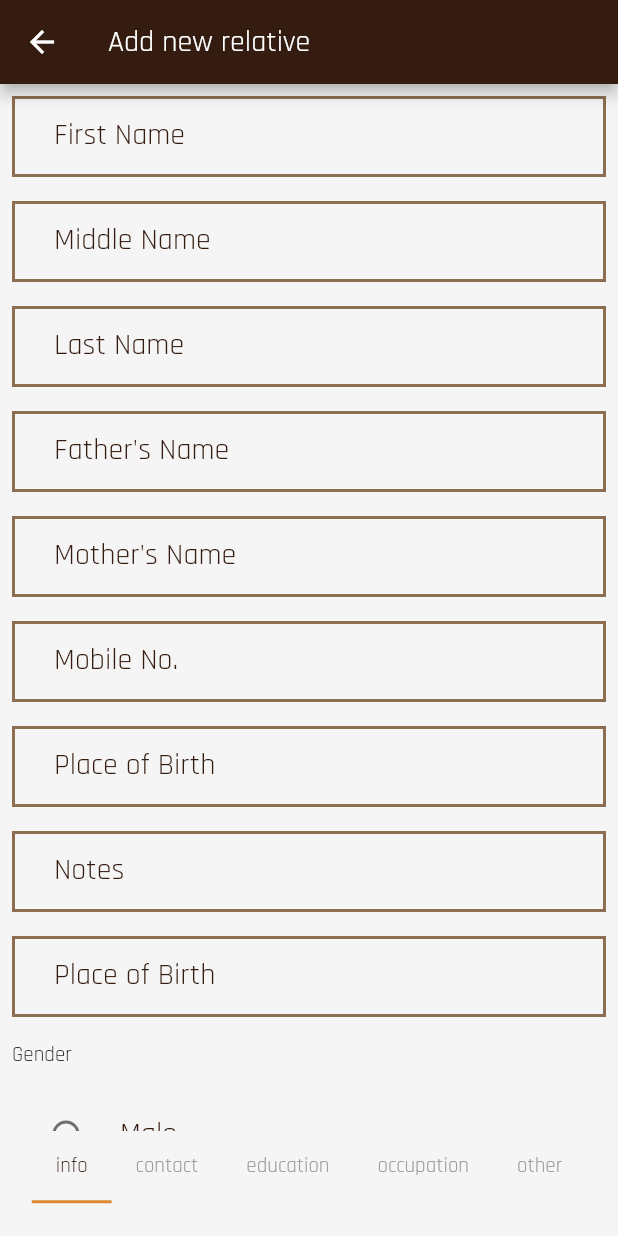
After one commit to Blaze10/Ashvatth, a Flutter app: the UserInfoFormPage screen opened directly, on a phone screen of 412 x 824 dp. The commit adds this screen. Run offline on Flutter 3.47's test engine with Material 2 defaults, Android fonts, the light colour scheme and no system bars; our stand-ins replace image_picker; missing offline and left inert: autocomplete_textfield.

Commit message:
UserInfoForm Created

```diff
--- /dev/null
+++ b/lib/screens/user_info.dart
@@ -0,0 +1,428 @@
+import 'package:Ashvatth/widgets/input_form_field.dart';
+import 'package:flutter/material.dart';
+
+class UserInfoFormPage extends StatefulWidget {
+  static const routeName = 'userInfoFormPage';
+
+  @override
+  _UserInfoFormPageState createState() => _UserInfoFormPageState();
+}
+
+class _UserInfoFormPageState extends State<UserInfoFormPage>
+    with TickerProviderStateMixin {
+  List<String> tabs = [
+    "info",
+    "contact",
+    "education",
+    "occupation",
+    "other",
+  ];
+  TabController tabController;
+  @override
+  Widget build(BuildContext context) {
+    tabController = TabController(length: tabs.length, vsync: this);
+
+    return Scaffold(
+      appBar: AppBar(
+        title: Text('Add new relative'),
+      ),
+      body: SafeArea(
+        child: Column(
+          children: [
+            Flexible(
+              flex: 10,
+              child: TabBarView(
+                physics: NeverScrollableScrollPhysics(),
+                children: [
+                  infoForm(),
+                  contactForm(),
+                  educationForm(),
+                  occupationForm(),
+                  otherDetailsForm(),
+                ],
+                controller: tabController,
+              ),
+            ),
+            Flexible(
+              flex: 1,
+              child: TabBar(
+                isScrollable: true,
+                controller: tabController,
+                labelColor: Theme.of(context).primaryColor,
+                unselectedLabelColor: Colors.grey,
+                tabs: tabs
+                    .map((name) => new Tab(
+                          child: Text(name),
+                        ))
+                    .toList(),
+              ),
+            ),
+          ],
+        ),
+      ),
+    );
+  }
+
+  Widget infoForm() {
+    return SingleChildScrollView(
+      child: Column(
+        crossAxisAlignment: CrossAxisAlignment.start,
+        children: [
+          Padding(
+            padding: const EdgeInsets.all(8.0),
+            child: InputFormField(
+              labelText: 'First Name',
+            ),
+          ),
+          Padding(
+            padding: const EdgeInsets.all(8.0),
+            child: InputFormField(
+              labelText: 'Middle Name',
+            ),
+          ),
+          Padding(
+            padding: const EdgeInsets.all(8.0),
+            child: InputFormField(
+              labelText: 'Last Name',
+            ),
+          ),
+          Padding(
+            padding: const EdgeInsets.all(8.0),
+            child: InputFormField(
+              labelText: 'Father\'s Name',
+            ),
+          ),
+          Padding(
+            padding: const EdgeInsets.all(8.0),
+            child: InputFormField(
+              labelText: 'Mother\'s Name',
+            ),
+          ),
+          Padding(
+            padding: const EdgeInsets.all(8.0),
+            child: InputFormField(
+              labelText: 'Mobile No.',
+            ),
+          ),
+          Padding(
+            padding: const EdgeInsets.all(8.0),
+            child: InputFormField(
+              labelText: 'Place of Birth',
+            ),
+          ),
+          Padding(
+            padding: const EdgeInsets.all(8.0),
+            child: InputFormField(
+              labelText: 'Notes',
+            ),
+          ),
+          Padding(
+            padding: const EdgeInsets.all(8.0),
+            child: InputFormField(
+              labelText: 'Place of Birth',
+            ),
+          ),
+          Padding(padding: const EdgeInsets.all(8.0), child: Text('Gender')),
+          Padding(
+              padding: const EdgeInsets.all(8.0),
+              child: ListView(
+                shrinkWrap: true,
+                children: [
+                  RadioListTile(
+                    groupValue: gender,
+                    onChanged: (_) {
+                      setState(() {
+                        gender = _;
+                      });
+                    },
+                    title: Text("Male"),
+                    value: Gender.male,
+                  ),
+                  RadioListTile(
+                    groupValue: gender,
+                    onChanged: (_) {
+                      setState(() {
+                        gender = _;
+                      });
+                    },
+                    title: Text("Female"),
+                    value: Gender.female,
+                  ),
+                  RadioListTile(
+                    groupValue: gender,
+                    onChanged: (_) {
+                      setState(() {
+                        gender = _;
+                      });
+                    },
+                    title: Text("Other"),
+                    value: Gender.other,
+                  )
+                ],
+              )),
+          Center(
+            child: Container(
+              child: FlatButton(
+                color: Color(0xFFF0CC8D),
+                child: Text(
+                  'Next',
+                  style: Theme.of(context)
+                      .textTheme
+                      .bodyText1
+                      .copyWith(fontSize: 18),
+                ),
+                onPressed: () {
+                  tabController.animateTo(tabController.index + 1);
+                },
+                shape: RoundedRectangleBorder(
+                    borderRadius: BorderRadius.circular(2)),
+              ),
+              width: MediaQuery.of(context).size.width * .8,
+            ),
+          )
+        ],
+      ),
+    );
+  }
+
+  Widget contactForm() {
+    return SingleChildScrollView(
+      child: Column(
+        crossAxisAlignment: CrossAxisAlignment.start,
+        children: [
+          Padding(
+            padding: const EdgeInsets.all(8.0),
+            child: InputFormField(
+              labelText: 'Permanant Address',
+            ),
+          ),
+          Padding(
+            padding: const EdgeInsets.all(8.0),
+            child: InputFormField(
+              labelText: 'Current Address',
+            ),
+          ),
+          Padding(
+            padding: const EdgeInsets.all(8.0),
+            child: InputFormField(
+              labelText: 'Phone Number',
+            ),
+          ),
+          Padding(
+            padding: const EdgeInsets.all(8.0),
+            child: InputFormField(
+              labelText: 'Mobile Number',
+            ),
+          ),
+          Padding(
+            padding: const EdgeInsets.all(8.0),
+            child: InputFormField(
+              labelText: 'Personal Email ID',
+            ),
+          ),
+          Padding(
+              padding: const EdgeInsets.all(8.0),
+              child: Container(
+                  alignment: Alignment.centerRight,
+                  child: Row(
+                    mainAxisAlignment: MainAxisAlignment.end,
+                    children: [
+                      FlatButton(
+                        child: Text('Linked IN'),
+                        onPressed: () {},
+                      ),
+                      FlatButton(
+                        child: Text('Facebook'),
+                        onPressed: () {},
+                      )
+                    ],
+                  ))),
+          Center(
+            child: Container(
+              child: FlatButton(
+                color: Color(0xFFF0CC8D),
+                child: Text(
+                  'Next',
+                  style: Theme.of(context)
+                      .textTheme
+                      .bodyText1
+                      .copyWith(fontSize: 18),
+                ),
+                onPressed: () {
+                  tabController.animateTo(tabController.index + 1);
+                },
+                shape: RoundedRectangleBorder(
+                    borderRadius: BorderRadius.circular(2)),
+              ),
+              width: MediaQuery.of(context).size.width * 0.9,
+            ),
+          )
+        ],
+      ),
+    );
+  }
+
+  Widget educationForm() {
+    return SingleChildScrollView(
+      child: Column(
+        crossAxisAlignment: CrossAxisAlignment.start,
+        children: [
+          Padding(
+            padding: const EdgeInsets.all(8.0),
+            child: InputFormField(
+              labelText: 'Qualification',
+            ),
+          ),
+          Padding(
+            padding: const EdgeInsets.all(8.0),
+            child: InputFormField(
+              labelText: 'University',
+            ),
+          ),
+          Padding(
+            padding: const EdgeInsets.all(8.0),
+            child: InputFormField(
+              labelText: 'School',
+            ),
+          ),
+          Padding(
+            padding: const EdgeInsets.all(8.0),
+            child: InputFormField(
+              labelText: 'Grant',
+            ),
+          ),
+          Center(
+            child: Container(
+              child: FlatButton(
+                color: Color(0xFFF0CC8D),
+                child: Text(
+                  'Next',
+                  style: Theme.of(context)
+                      .textTheme
+                      .bodyText1
+                      .copyWith(fontSize: 18),
+                ),
+                onPressed: () {
+                  tabController.animateTo(tabController.index + 1);
+                },
+                shape: RoundedRectangleBorder(
+                    borderRadius: BorderRadius.circular(2)),
+              ),
+              width: MediaQuery.of(context).size.width * 0.9,
+            ),
+          )
+        ],
+      ),
+    );
+  }
+
+  Widget occupationForm() {
+    return SingleChildScrollView(
+      child: Column(
+        crossAxisAlignment: CrossAxisAlignment.start,
+        children: [
+          Padding(
+            padding: const EdgeInsets.all(8.0),
+            child: InputFormField(
+              labelText: 'Company Name',
+            ),
+          ),
+          Padding(
+            padding: const EdgeInsets.all(8.0),
+            child: InputFormField(
+              labelText: 'Service line',
+            ),
+          ),
+          Padding(
+            padding: const EdgeInsets.all(8.0),
+            child: InputFormField(
+              labelText: 'Office Email',
+            ),
+          ),
+          Padding(
+            padding: const EdgeInsets.all(8.0),
+            child: InputFormField(
+              labelText: 'Other Details',
+            ),
+          ),
+          Center(
+            child: Container(
+              child: FlatButton(
+                color: Color(0xFFF0CC8D),
+                child: Text(
+                  'Next',
+                  style: Theme.of(context)
+                      .textTheme
+                      .bodyText1
+                      .copyWith(fontSize: 18),
+                ),
+                onPressed: () {
+                  tabController.animateTo(tabController.index + 1);
+                },
+                shape: RoundedRectangleBorder(
+                    borderRadius: BorderRadius.circular(2)),
+              ),
+              width: MediaQuery.of(context).size.width * 0.9,
+            ),
+          )
+        ],
+      ),
+    );
+  }
+
+  Widget otherDetailsForm() {
+    return SingleChildScrollView(
+      child: Column(
+        crossAxisAlignment: CrossAxisAlignment.start,
+        children: [
+          Padding(
+            padding: const EdgeInsets.all(8.0),
+            child: InputFormField(
+              labelText: 'Hobbies',
+            ),
+          ),
+          Padding(
+            padding: const EdgeInsets.all(8.0),
+            child: InputFormField(
+              labelText: 'Personal Interest',
+            ),
+          ),
+          Padding(
+            padding: const EdgeInsets.all(8.0),
+            child: InputFormField(
+              labelText: 'Special Awards',
+            ),
+          ),
+          Padding(
+            padding: const EdgeInsets.all(8.0),
+            child: InputFormField(
+              labelText: 'Personal Interest & Involvement',
+            ),
+          ),
+          Center(
+            child: Container(
+              child: FlatButton(
+                color: Color(0xFFF0CC8D),
+                child: Text(
+                  'Save',
+                  style: Theme.of(context)
+                      .textTheme
+                      .bodyText1
+                      .copyWith(fontSize: 18),
+                ),
+                onPressed: () {},
+                shape: RoundedRectangleBorder(
+                    borderRadius: BorderRadius.circular(2)),
+              ),
+              width: MediaQuery.of(context).size.width * 0.9,
+            ),
+          )
+        ],
+      ),
+    );
+  }
+
+  Gender gender = Gender.other;
+}
+
+enum Gender { male, female, other }
--- a/lib/widgets/bottomsearch.dart
+++ b/lib/widgets/bottomsearch.dart
@@ -1,4 +1,6 @@
+import 'package:Ashvatth/screens/user_info.dart';
 import 'package:autocomplete_textfield/autocomplete_textfield.dart';
+import 'package:flutter/cupertino.dart';
 import 'package:flutter/material.dart';
 
 class BottomSearch extends StatefulWidget {
@@ -24,6 +26,14 @@ class _BottomSearchState extends State<BottomSearch> {
     return Scaffold(
         resizeToAvoidBottomInset: false,
         key: _scaffoldKey,
+        floatingActionButton: FloatingActionButton(
+          onPressed: () {
+            Navigator.of(context).push(
+              CupertinoPageRoute(builder: (ctx) => UserInfoFormPage()),
+            );
+          },
+          child: Icon(Icons.person),
+        ),
         body: Container(
           margin: EdgeInsets.all(8),
           child: Column(
@@ -87,13 +97,13 @@ class _BottomSearchState extends State<BottomSearch> {
                   child: AutoCompleteTextField<String>(
                     decoration: InputDecoration(
                         hintText: "Search relatives:",
-                        suffixIcon:  Icon(Icons.search)),
+                        suffixIcon: Icon(Icons.search)),
                     itemSubmitted: (item) => setState(() => selected = item),
                     key: key,
                     suggestions: suggestions,
-                    itemBuilder: (context, suggestion) =>  Padding(
-                        child:  ListTile(
-                          title:  Text(suggestion),
+                    itemBuilder: (context, suggestion) => Padding(
+                        child: ListTile(
+                          title: Text(suggestion),
                         ),
                         padding: EdgeInsets.all(8.0)),
                     itemSorter: (a, b) {
```
